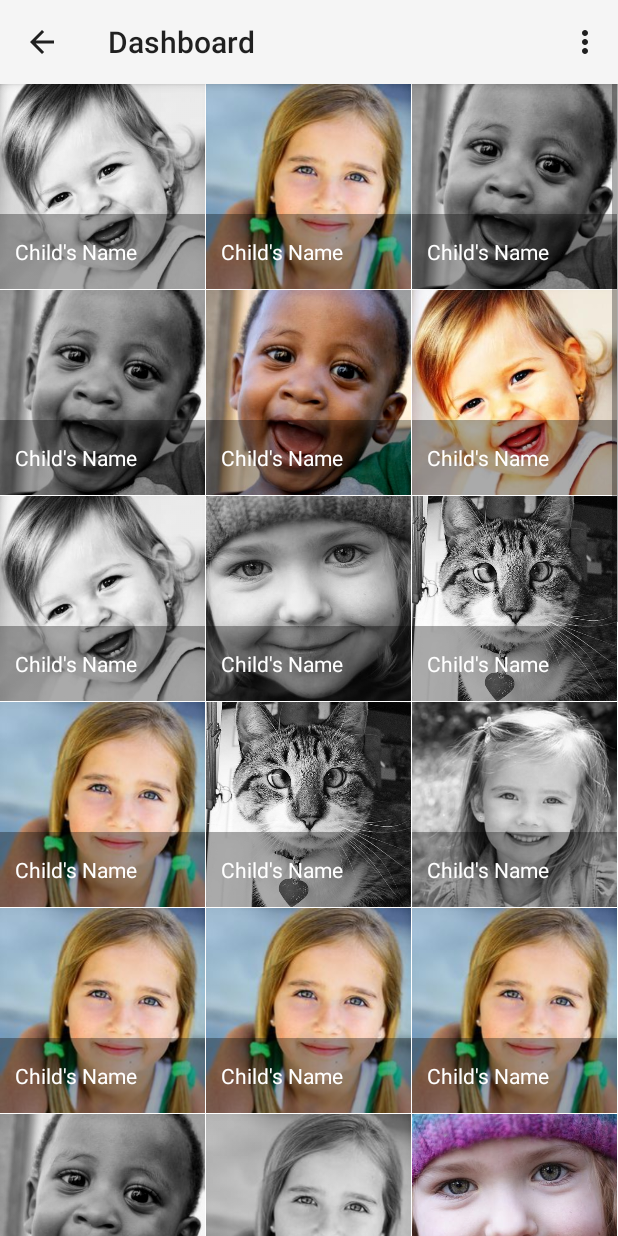
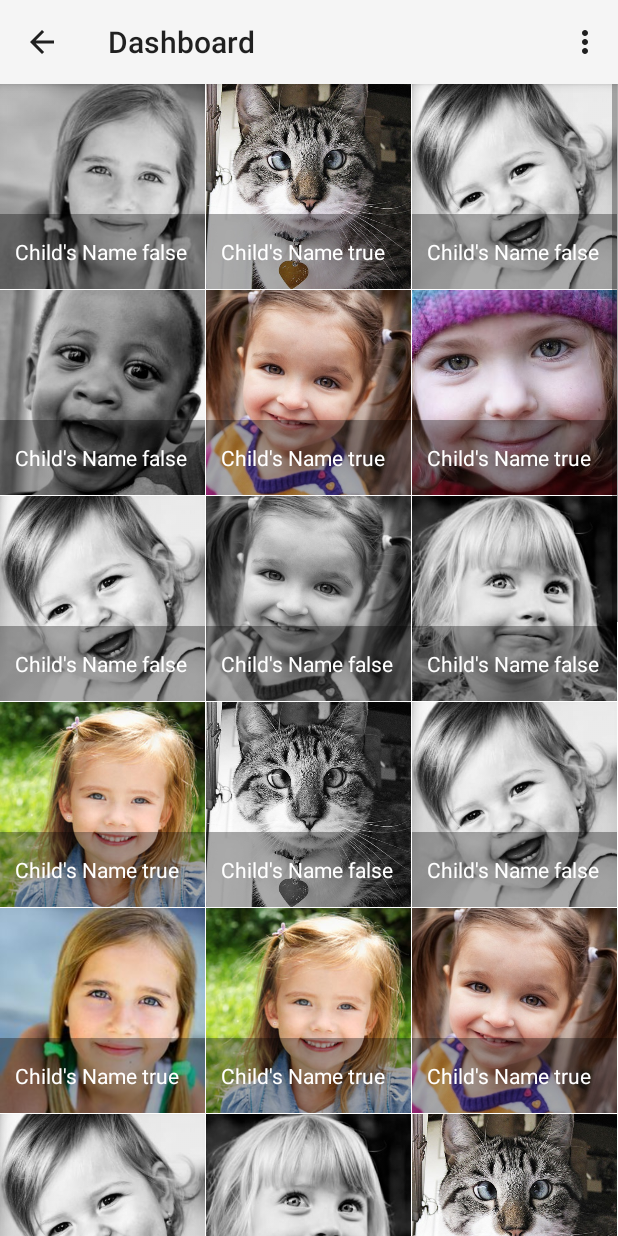
Before and after one commit to rkodde/cowboysenindiana, an Android app: the PresenceListActivity screen opened directly, with no data from a screen before it, in the options menu, after a tap on "Main Activaty", on a phone screen of 412 x 824 dp. Run offline under Robolectric (Android 15) with nearby library versions, the phone set to English and light mode, and no system bars.

Commit message:
Update PresenceListActivity version #3              onClickListener : change status 'isInside', change color              onLongClickListener :  popup menu > go to selected item's page              resizable grid Added context_menu.xml

```diff
--- a/CowboysenIndiana/app/src/main/java/nl/cowboysenindiana/app/rooster/cowboysenindiana/PresenceListActivity.java
+++ b/CowboysenIndiana/app/src/main/java/nl/cowboysenindiana/app/rooster/cowboysenindiana/PresenceListActivity.java
@@ -1,6 +1,21 @@
 package nl.cowboysenindiana.app.rooster.cowboysenindiana;
 
+import android.content.Context;
+import android.content.Intent;
+import android.graphics.ColorMatrix;
+import android.graphics.ColorMatrixColorFilter;
+import android.os.Bundle;
+import android.view.ActionMode;
+import android.view.LayoutInflater;
+import android.view.Menu;
+import android.view.MenuInflater;
+import android.view.MenuItem;
+import android.view.View;
+import android.view.ViewGroup;
+import android.widget.BaseAdapter;
 import android.widget.GridView;
+import android.widget.ImageView;
+import android.widget.Toast;
 
 import java.util.List;
 
@@ -8,17 +23,35 @@ import nl.cowboysenindiana.app.data.ChildDataSource;
 import nl.cowboysenindiana.app.data.ChildToTest;
 import nl.cowboysenindiana.app.data.DataProviderToTest;
 import nl.cowboysenindiana.app.frame.BaseActivity;
-import nl.cowboysenindiana.app.model.Child;
-import nl.cowboysenindiana.app.presencelist.PresenceListContentAdapter;
-import nl.cowboysenindiana.app.utilities.ChildrenPullParser;
+import nl.cowboysenindiana.app.profile.ViewChildProfile;
 import nl.cowboysenindiana.app.utilities.ScreenUtility;
+import nl.cowboysenindiana.app.utilities.UIHelper;
+
+/**
+ * PresenceListActivity class
+ * responsible for presentation of Presence list
+ * @uses inner class PresenceListContentAdapter
+ * @see BaseActivity, GridView, BaseAdapter, UIHelper, ColorMatrix, ActionMode.Callback
+ * @author Sasha Antipin
+ * @since 16-11-2015
+ * @version 0.3
+ */
 
 public class PresenceListActivity extends BaseActivity {
 
     private GridView gridView;
     private List<ChildToTest> children;
 //    private List<Child> children;
+
+    private ChildToTest child;
+    //    private Child child;
+    private String childName;
+    private boolean isInside;
+
     private ChildDataSource dataSource;
+
+    public static final String CHILD_BUNDLE = "CHILD_BUNDLE";
+    private static final int REQUEST_CODE = 1001;
 
     @Override
     protected int getContentView() {
@@ -29,29 +62,10 @@ public class PresenceListActivity extends BaseActivity {
     @Override
     protected void goNext() {
 
-       // showToast("ScheduleDaySignedIn GO next");
-
-
-        showToast("get data");
+        showToast("get data for PresenceList");
 
         children = DataProviderToTest.getData();
 
-//        /** get data from data provider -------------------------*/
-//        dataSource = new ChildDataSource(this);
-//        showToast("Data source is hier");
-//
-//
-//        dataSource.open();
-//        showToast("Data source is open ");
-//
-//        children = dataSource.findAll();
-//        if (children.size() == 0) {
-//            showToast("Data source is not found");
-//            createData();
-//            showToast("Data source is crated");
-//
-//            children = dataSource.findAll();
-//        }
         refreshDisplay();
     }
 
@@ -62,7 +76,7 @@ public class PresenceListActivity extends BaseActivity {
 
         /** Initialise a gridView for PresenceList and Set ContentAdapter to GridView */
         gridView = (GridView) findViewById(R.id.gridview);
-        gridView.setAdapter(new PresenceListContentAdapter(this, this.children));
+        gridView.setAdapter(this.new PresenceListContentAdapter(this));
 
         /** depend on screen size set columns number ------------*/
         ScreenUtility utility = new ScreenUtility(this);
@@ -70,39 +84,165 @@ public class PresenceListActivity extends BaseActivity {
         else gridView.setNumColumns(3);
     }
 
-    /**
-     * Methode opens dataSource
-     * is called explicitly as the activity comes to the screen
-     * @param
+
+
+
+    /** inner class PresenceListContentAdapter ====================================================
+     *  to initialise GridView with content
+     *  @see BaseAdapter, UIHelper, ColorMatrix, ActionMode.Callback
      */
-//    @Override
-//    protected void onResume() {
-//        super.onResume();
-//        dataSource.open();
-//    }
-//
-//    /**
-//     * Methode close the data source connection
-//     * whenever the activity pauses (closes down)
-//     * @param
-//     */
-//    @Override
-//    protected void onPause() {
-//        super.onPause();
-//        dataSource.close();
-//    }
-//
-//    /** create data method
-//     * @param
-//     */
-//    private void createData() {
-//        /**  import data from an XML file --------------------*/
-//        ChildrenPullParser parser = new ChildrenPullParser();
-//        List<Child> children = parser.parseXML(this);
-//        /**  pass data to local SQL database --------------------*/
-//        for (Child child : children ) {
-//            dataSource.create(child);
-//        }
-//    }
+    private final class PresenceListContentAdapter extends BaseAdapter {
+
+        private ActionMode mActionMode;
+
+        private final LayoutInflater inflater;
+        private Context context;
+
+        public PresenceListContentAdapter(Context context) {
+            inflater = LayoutInflater.from(context);
+            this.context = context;
+        }
+
+        @Override
+        public int getCount() { return children.size(); }
+
+        @Override
+        public Object getItem(int position) { return children.get(position); }
+
+        @Override
+        public long getItemId(int position) {
+            return children.get(position).getChildNumber();         // getId() for Child
+        }
+
+        @Override
+        public View getView(int position, View view, ViewGroup viewGroup) {
+
+            if (view == null) {
+                view = inflater.inflate(R.layout.presencelist_grid_item, viewGroup, false);
+                view.setTag(R.id.picture, view.findViewById(R.id.picture));
+                view.setTag(R.id.text, view.findViewById(R.id.text));
+            }
+
+            child = (ChildToTest) getItem(position);
+            childName = child.getChildName();
+            isInside = child.isInside();
+
+            ImageView picture = (ImageView) view.getTag(R.id.picture);
+            String imageId = "drawable/child_smile" + (1 + (int)(Math.random() * 8));
+            final int currentImage = this.context.getResources().getIdentifier(imageId, null, context.getPackageName());
+            picture.setImageResource(currentImage);
+            if (isInside != true) setColor(picture);
+
+            UIHelper.displayText(view, R.id.text, childName + " " + isInside);
+
+            view.isClickable();
+
+            /** set setOnClickListener on item ---------------------------------------------*/
+            view.setOnClickListener(new View.OnClickListener() {
+                @Override
+                public void onClick(View v) {
+                    if (isInside != true) child.setIsInside(true);
+                    else child.setIsInside(false);
+
+                    PresenceListActivity.this.refreshDisplay();
+
+                    Toast.makeText(context, "Clicked", Toast.LENGTH_SHORT).show();
+                }
+            });
+
+            /** set setOnLongClickListener on item --------------------------------------------*/
+            view.setOnLongClickListener(new View.OnLongClickListener() {
+                @Override
+                public boolean onLongClick(View view) {
+                    Toast.makeText(context, "Long Clicked", Toast.LENGTH_SHORT).show();
+
+                    if (mActionMode != null) {
+                        return false;
+                    }
+
+                    // Start the CAB using the ActionMode.Callback defined below
+                    mActionMode = PresenceListActivity.this.startActionMode(mActionModeCallback);
+                    view.setSelected(true);
+                    return true;
+                }
+            });
+            return view;
+        }
+
+        private void setColor(ImageView picture) {
+            /** Converting color image to grayscale if isInside equal false --------------- */
+            ColorMatrix matrix = new ColorMatrix();
+            matrix.setSaturation(0);
+            ColorMatrixColorFilter filter = new ColorMatrixColorFilter(matrix);
+            picture.setColorFilter(filter);
+        }
+
+        /** invoke the contextual action mode only when the user selects specific views ================
+         * @see ActionMode.Callback
+         */
+        private ActionMode.Callback mActionModeCallback = new ActionMode.Callback() {
+
+            // Called when the action mode is created; startActionMode() was called
+            @Override
+            public boolean onCreateActionMode(ActionMode mode, Menu menu) {
+                // Inflate a menu resource providing context menu items
+                MenuInflater inflater = mode.getMenuInflater();
+                inflater.inflate(R.menu.context_menu, menu);
+                return true;
+            }
+
+            // Called each time the action mode is shown. Always called after onCreateActionMode, but
+            // may be called multiple times if the mode is invalidated.
+            @Override
+            public boolean onPrepareActionMode(ActionMode mode, Menu menu) {
+                return false; // Return false if nothing is done
+            }
+
+            // Called when the user selects a contextual menu item
+            @Override
+            public boolean onActionItemClicked(ActionMode mode, MenuItem item) {
+                Intent intent;
+                Bundle b;
+
+                switch (item.getItemId()) {
+
+                    case R.id.menu_item1:
+                        b = child.toBundle();
+
+                        intent = new Intent(context, ViewChildProfile.class);
+                        intent.putExtra(CHILD_BUNDLE, b);
+                        startActivityForResult(intent, REQUEST_CODE);
+
+                        mode.finish(); // Action picked, so close the CAB
+
+                        return true;
+
+                    case R.id.menu_item2:
+                        b = child.toBundle();
+
+                        intent = new Intent(context, ViewChildProfile.class);
+                        intent.putExtra(CHILD_BUNDLE, b);
+                        startActivityForResult(intent, REQUEST_CODE);
+
+                        mode.finish(); // Action picked, so close the CAB
+
+                        return true;
+
+                    default:
+                        return false;
+                }
+            }
+
+            // Called when the user exits the action mode
+            @Override
+            public void onDestroyActionMode(ActionMode mode) {
+                mActionMode = null;
+            }
+        };
+    }
+
+    // CowboysEnIndiana
+
+
 
 }
--- /dev/null
+++ b/CowboysenIndiana/app/src/main/res/menu/context_menu.xml
@@ -0,0 +1,25 @@
+<menu xmlns:android="http://schemas.android.com/apk/res/android"
+    xmlns:tools="http://schemas.android.com/tools"
+    tools:context="nl.cowboysenindiana.app.rooster.cowboysenindiana.PresenceListActivity">
+
+    <item
+        android:id="@+id/menu_item1"
+        android:orderInCategory="100"
+        android:showAsAction="never"
+        android:title="Get item #1" />
+    <item
+        android:id="@+id/menu_item2"
+        android:orderInCategory="100"
+        android:showAsAction="never"
+        android:title="Get item #2" />
+    <item
+        android:id="@+id/menu_item3"
+        android:orderInCategory="100"
+        android:showAsAction="never"
+        android:title="Get item #3" />
+    <item
+        android:id="@+id/menu_item4"
+        android:orderInCategory="100"
+        android:showAsAction="never"
+        android:title="Get item #4" />
+</menu>
```
